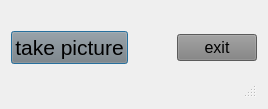
Before: the Qt Designer form fotobox.ui in tomikais/fotobox, drawn with Qt 5.
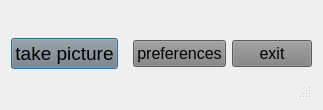
After: the same form once the commit is applied.

Commit message: open preferences (fotobox is running)

Patch:
```diff
--- a/fotobox.ui
+++ b/fotobox.ui
@@ -7,8 +7,8 @@
    <rect>
     <x>0</x>
     <y>0</y>
-    <width>268</width>
-    <height>98</height>
+    <width>323</width>
+    <height>110</height>
    </rect>
   </property>
   <property name="windowTitle">
@@ -36,7 +36,7 @@
         <widget class="QPushButton" name="btnStart">
          <property name="font">
           <font>
-           <pointsize>16</pointsize>
+           <pointsize>14</pointsize>
           </font>
          </property>
          <property name="styleSheet">
@@ -60,6 +60,21 @@
          </property>
         </spacer>
        </item>
+       <item>
+        <widget class="QPushButton" name="btnPreferencesDialog">
+         <property name="font">
+          <font>
+           <pointsize>12</pointsize>
+          </font>
+         </property>
+         <property name="styleSheet">
+          <string notr="true">background-color: grey;</string>
+         </property>
+         <property name="text">
+          <string>preferences</string>
+         </property>
+        </widget>
+       </item>
        <item>
         <widget class="QPushButton" name="btnQuitApp">
          <property name="font">
@@ -83,7 +98,7 @@
     <widget class="QStatusBar" name="statusBar">
      <property name="font">
       <font>
-       <pointsize>14</pointsize>
+       <pointsize>12</pointsize>
       </font>
      </property>
      <property name="styleSheet">
```
The commit also changes 4 other files.
